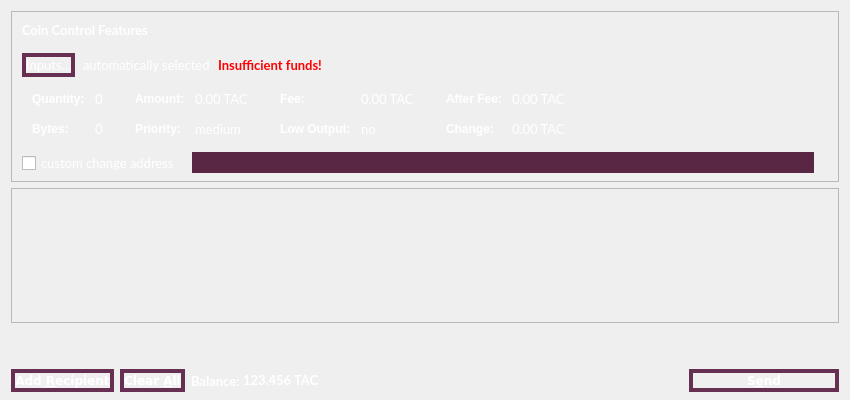
Qt form src/qt/forms/sendcoinsdialog.ui (talkcoin/talkcoin-wallet) before a commit.
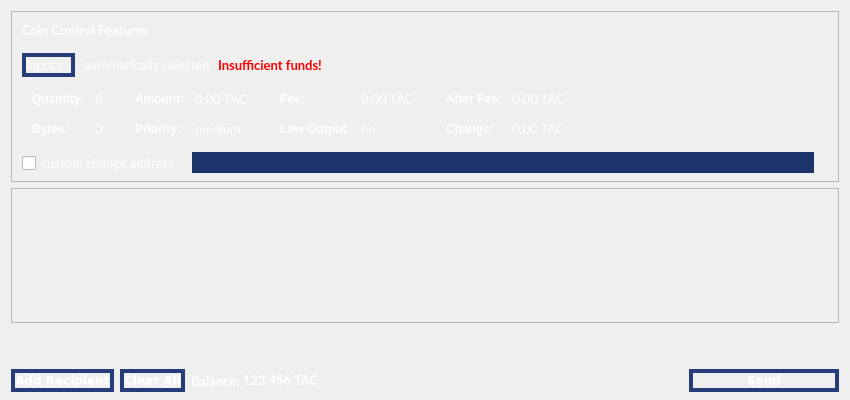
The same form after that commit. Icons and pictures are not drawn.

```diff
--- a/src/qt/forms/sendcoinsdialog.ui
+++ b/src/qt/forms/sendcoinsdialog.ui
@@ -125,7 +125,7 @@
              <string notr="true">QPushButton{
 border: 4px solid;
 border-radius: 13px;
-border-color: rgb(103,47,82);}
+border-color: rgb(38, 61, 121);}
 QToolTip {
      color: white;
      font-size:9pt;font-family:'Lato';
@@ -629,7 +629,7 @@
             </property>
             <property name="styleSheet">
              <string notr="true">QLineEdit {
-background-color: rgb(89,38,68);
+background-color: rgb(30, 51, 105);
 font-size:11pt;font-family:'Lato';
 color: white;
 }
@@ -770,7 +770,7 @@
         <string notr="true">QPushButton{
 border: 4px solid;
 border-radius: 13px;
-border-color: rgb(103,47,82);}</string>
+border-color: rgb(38, 61, 121);}</string>
        </property>
        <property name="text">
         <string>Add &amp;Recipient</string>
@@ -806,7 +806,7 @@
         <string notr="true">QPushButton{
 border: 4px solid;
 border-radius: 13px;
-border-color: rgb(103,47,82);}</string>
+border-color: rgb(38, 61, 121);}</string>
        </property>
        <property name="text">
         <string>Clear &amp;All</string>
@@ -901,7 +901,7 @@
         <string notr="true">QPushButton{
 border: 4px solid;
 border-radius: 13px;
-border-color: rgb(103,47,82);}</string>
+border-color: rgb(38, 61, 121);}</string>
        </property>
        <property name="text">
         <string>S&amp;end</string>
```
Left out of the diff: 10 changed lines with no effect on the pictures.
